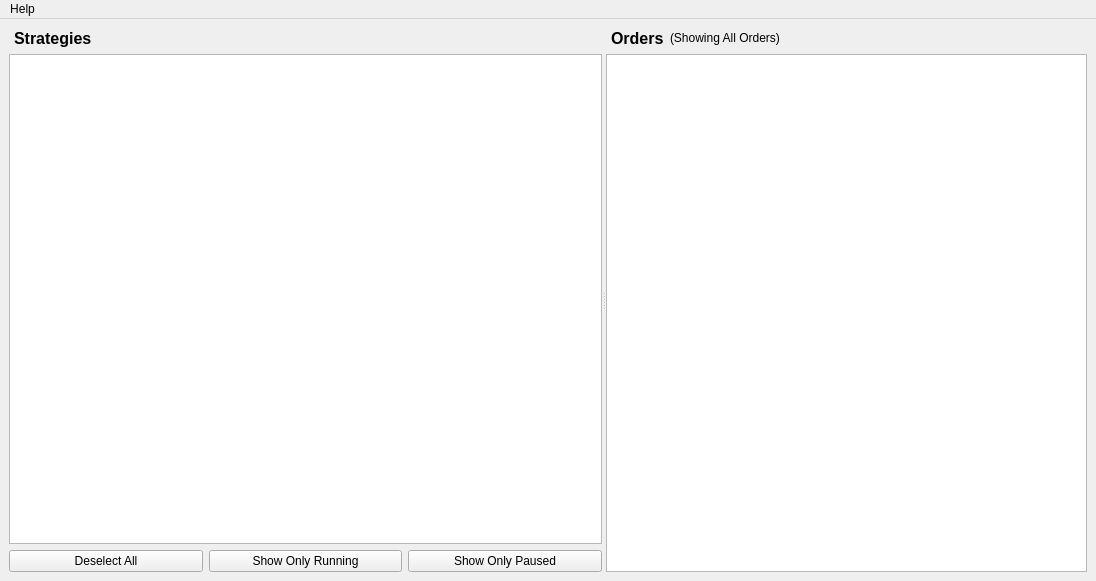
First picture: the form in Views/mainwindow.ui, repository yunnsbz/StrategyMonitor, before the edit.
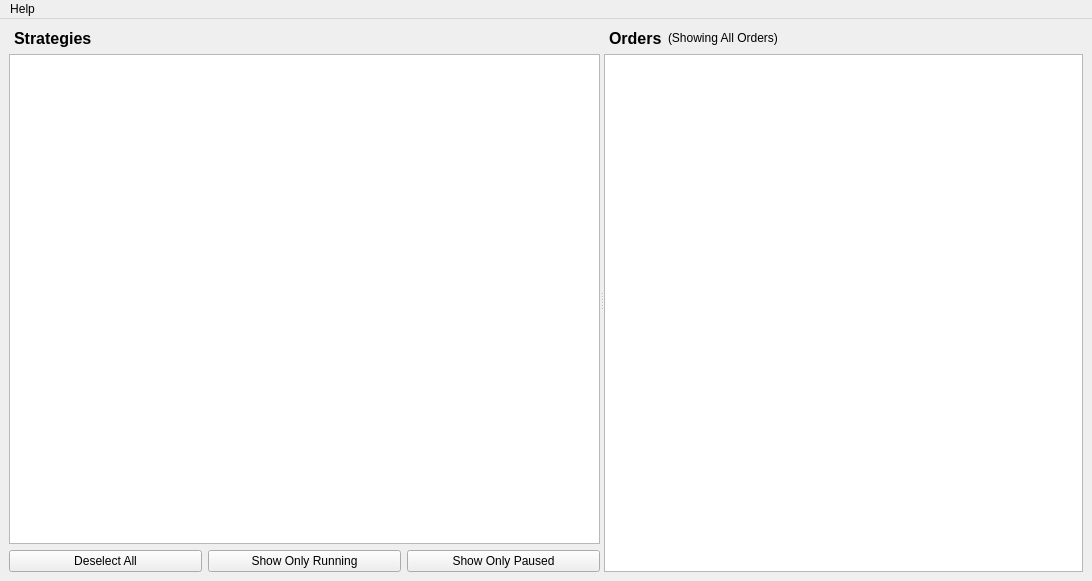
Second picture: the form after the edit.

Commit message: Adjust splitter and window width in main window

The edit to the form file:
```diff
--- a/Views/mainwindow.ui
+++ b/Views/mainwindow.ui
@@ -6,7 +6,7 @@
    <rect>
     <x>0</x>
     <y>0</y>
-    <width>1096</width>
+    <width>1092</width>
     <height>581</height>
    </rect>
   </property>
@@ -257,7 +257,7 @@
     <rect>
      <x>0</x>
      <y>0</y>
-     <width>1096</width>
+     <width>1092</width>
      <height>25</height>
     </rect>
    </property>
```
The commit also changes 1 other file.
